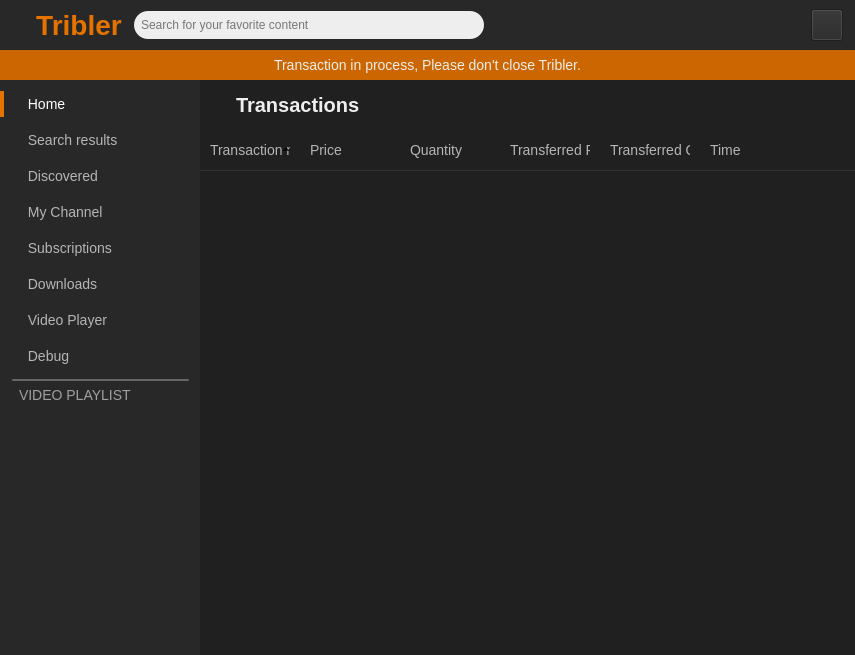
The window that TriblerGUI/qt_resources/mainwindow.ui (devos50/tribler) describes before a commit, drawn with Qt 5.
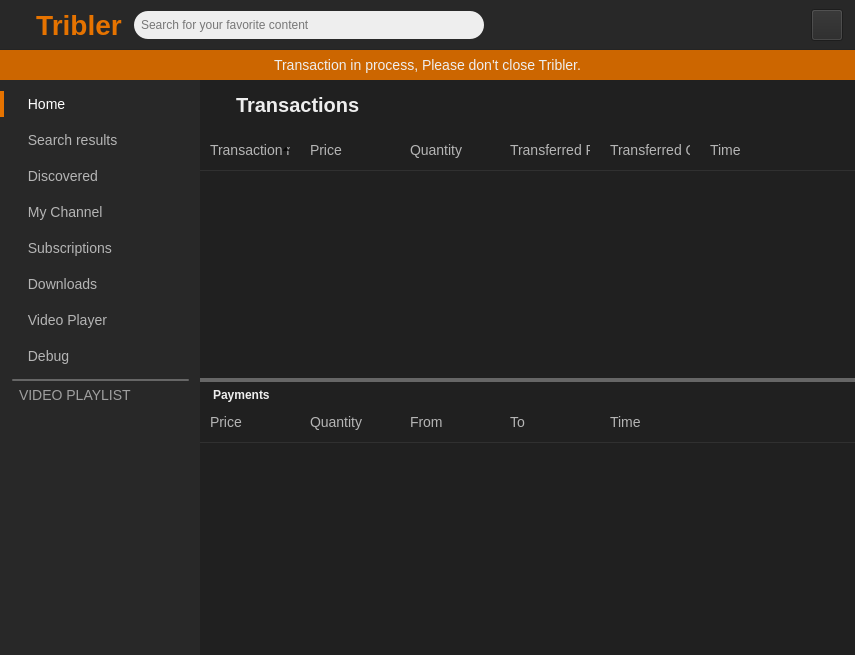
The same window after the commit. Icons and pictures are not drawn. Custom widgets are drawn as their Qt base class.

Commit message: Showing payments in GUI

```diff
--- a/TriblerGUI/qt_resources/mainwindow.ui
+++ b/TriblerGUI/qt_resources/mainwindow.ui
@@ -10269,6 +10269,36 @@
            </widget>
           </item>
           <item>
+           <widget class="QWidget" name="widget_35" native="true">
+            <layout class="QVBoxLayout" name="verticalLayout_19">
+             <property name="spacing">
+              <number>0</number>
+             </property>
+             <property name="leftMargin">
+              <number>0</number>
+             </property>
+             <property name="topMargin">
+              <number>0</number>
+             </property>
+             <property name="rightMargin">
+              <number>0</number>
+             </property>
+             <property name="bottomMargin">
+              <number>0</number>
+             </property>
+             <item>
+              <widget class="QSplitter" name="transactions_payment_splitter">
+               <property name="styleSheet">
+                <string notr="true">QSplitter::handle {
+background-color: #666;
+}</string>
+               </property>
+               <property name="orientation">
+                <enum>Qt::Vertical</enum>
+               </property>
+               <property name="childrenCollapsible">
+                <bool>true</bool>
+               </property>
            <widget class="QTreeWidget" name="market_transactions_list">
             <property name="indentation">
              <number>0</number>
@@ -10312,6 +10342,76 @@
               <string>Time</string>
              </property>
             </column>
+               </widget>
+               <widget class="QWidget" name="market_payments_container" native="true">
+                <layout class="QVBoxLayout" name="verticalLayout_20">
+                 <property name="spacing">
+                  <number>0</number>
+                 </property>
+                 <property name="leftMargin">
+                  <number>0</number>
+                 </property>
+                 <property name="topMargin">
+                  <number>0</number>
+                 </property>
+                 <property name="rightMargin">
+                  <number>0</number>
+                 </property>
+                 <property name="bottomMargin">
+                  <number>0</number>
+                 </property>
+                 <item>
+                  <widget class="QLabel" name="label_57">
+                   <property name="styleSheet">
+                    <string notr="true">padding-left: 10px;
+padding-top: 6px;
+font-weight: bold;</string>
+                   </property>
+                   <property name="text">
+                    <string>Payments</string>
+                   </property>
+                  </widget>
+                 </item>
+                 <item>
+                  <widget class="QTreeWidget" name="market_payments_list">
+                   <property name="selectionMode">
+                    <enum>QAbstractItemView::NoSelection</enum>
+                   </property>
+                   <property name="indentation">
+                    <number>0</number>
+                   </property>
+                   <column>
+                    <property name="text">
+                     <string>Price</string>
+                    </property>
+                   </column>
+                   <column>
+                    <property name="text">
+                     <string>Quantity</string>
+                    </property>
+                   </column>
+                   <column>
+                    <property name="text">
+                     <string>From</string>
+                    </property>
+                   </column>
+                   <column>
+                    <property name="text">
+                     <string>To</string>
+                    </property>
+                   </column>
+                   <column>
+                    <property name="text">
+                     <string>Time</string>
+                    </property>
+                   </column>
+                  </widget>
+                 </item>
+                </layout>
+               </widget>
+              </widget>
+             </item>
+            </layout>
            </widget>
           </item>
          </layout>
```
Lines whose indentation alone changed are shown as unchanged. The commit also changes 5 other files.
